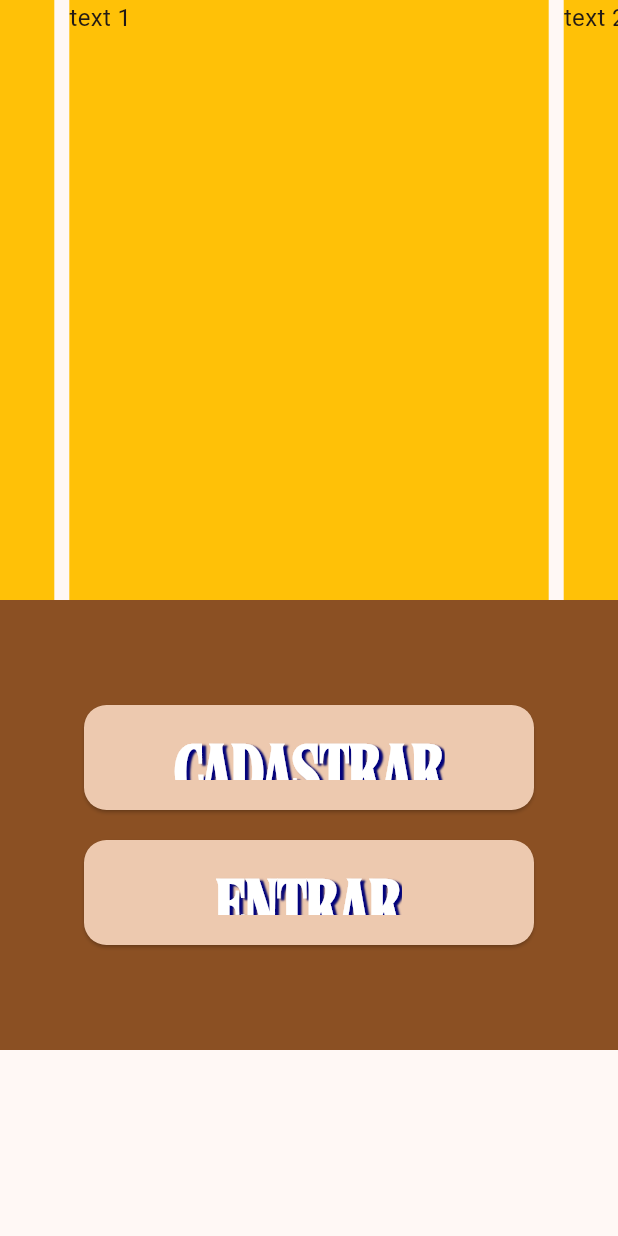
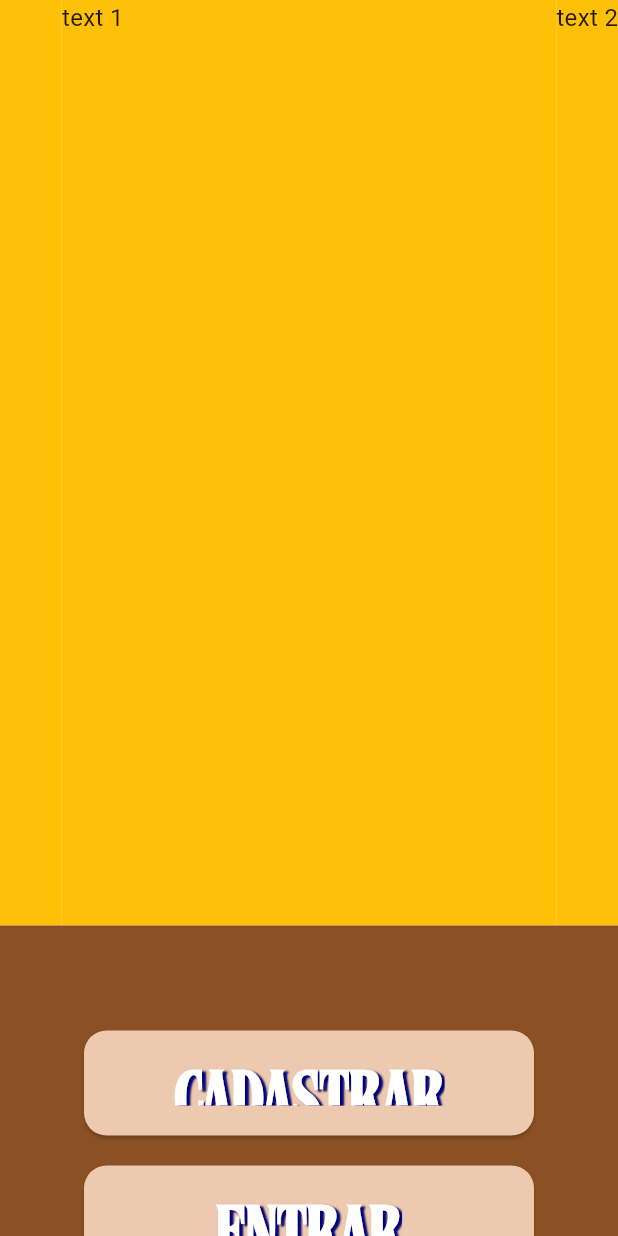
Before and after one commit to pedrokGs/ProjetoSenai, a Flutter app: the screen it shows after launch, on a phone screen of 412 x 824 dp. Run offline on Flutter 3.47's test engine with Material 3 defaults, Android fonts, the phone set to English and light mode, and no system bars; drawn by our look-alikes of carousel_slider.

Commit message:
07.03.2025

```diff
--- a/lib/telainicio.dart
+++ b/lib/telainicio.dart
@@ -17,13 +17,13 @@ class _telaInicioState extends State<telaInicio> {
         mainAxisAlignment: MainAxisAlignment.start,
         children: [
           CarouselSlider(
-            options: CarouselOptions(height: 400.0),
+            options: CarouselOptions(height: 617.0),
             items: [1,2,3,4,5].map((i) {
               return Builder(
                 builder: (BuildContext context) {
                   return Container(
                       width: MediaQuery.of(context).size.width,
-                      margin: EdgeInsets.symmetric(horizontal: 5.0),
+                      margin: EdgeInsets.symmetric(horizontal: 0),
                       decoration: BoxDecoration(
                           color: Colors.amber
                       ),
@@ -35,6 +35,7 @@ class _telaInicioState extends State<telaInicio> {
           ),
 
           Container(
+            alignment: Alignment.bottomCenter,
             color: Theme.of(context).colorScheme.primary,
             height: 300,
             width: 500,
```
